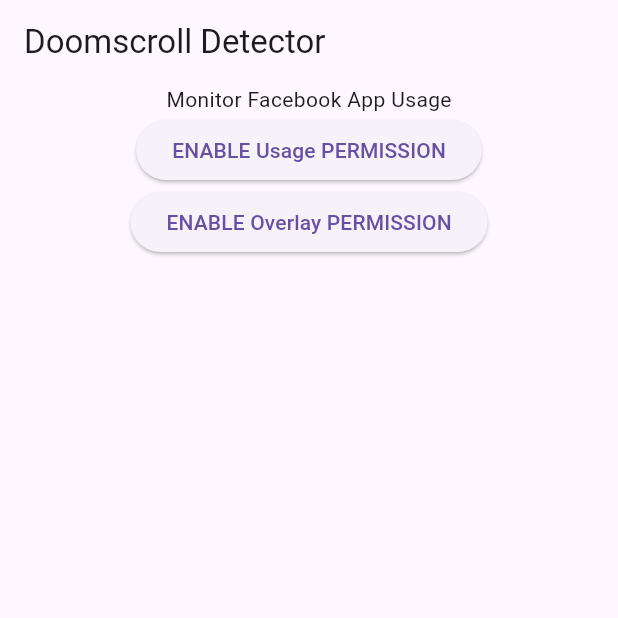
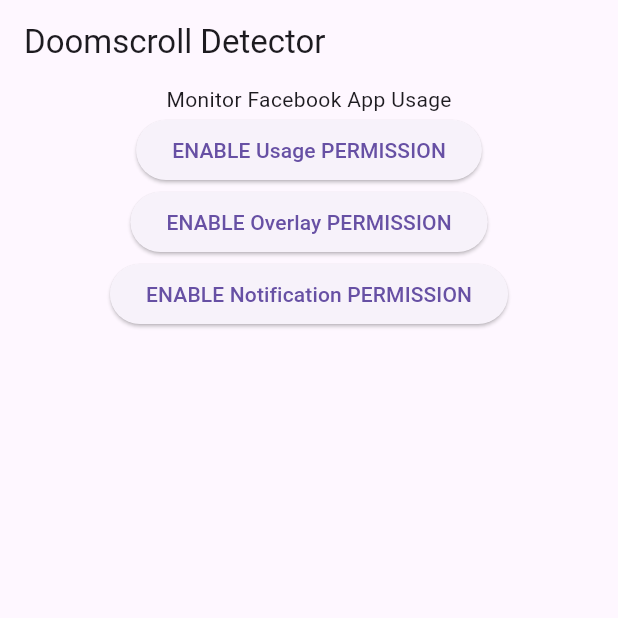
Before and after one commit to spiritoftime/check-app-plugin, a Flutter app: the screen it shows after launch, after a tap on "ENABLE Usage PERMISSION", on a phone screen of 412 x 824 dp, the top half of it. Run offline on Flutter 3.47's test engine with Material 3 defaults, Android fonts, the phone set to English and light mode, and no system bars; our stand-ins replace plugin_platform_interface; missing offline and left inert: flutter_background_service, flutter_background_service_android, overlay_pop_up.

Commit message:
add request notification permission

```diff
--- a/example/lib/background_service/background_service.dart
+++ b/example/lib/background_service/background_service.dart
@@ -17,7 +17,7 @@ Future<void> initializeService() async {
   await service.configure(
       iosConfiguration: IosConfiguration(),
       androidConfiguration:
-          AndroidConfiguration(onStart: onStart, isForegroundMode: true,autoStart: false));
+          AndroidConfiguration(onStart: onStart, isForegroundMode: true));
 
   await service.startService();
 }
--- a/example/lib/main.dart
+++ b/example/lib/main.dart
@@ -11,7 +11,7 @@ Future<void> main() async {
   // setUpServiceLocator();
 
   overlayPopUp();
-  await initializeService();
+  // await initializeService();
   runApp(MyApp());
 }
 
@@ -28,7 +28,7 @@ void overlayPopUp() {
 }
 
 class MyApp extends StatelessWidget {
-   final _checkAppPlugin = CheckappPlugin();
+  final _checkAppPlugin = CheckappPlugin();
 
   @override
   Widget build(BuildContext context) {
@@ -41,14 +41,19 @@ class MyApp extends StatelessWidget {
             const Text("Monitor Facebook App Usage"),
             ElevatedButton(
                 onPressed: () async {
-                   await _checkAppPlugin.requestUsagePermission();
+                  await _checkAppPlugin.getPlatformVersion();
                 },
                 child: const Text("ENABLE Usage PERMISSION")),
-                  ElevatedButton(
+            ElevatedButton(
                 onPressed: () async {
-                   await _checkAppPlugin.requestOverlayPermission();
+                  await _checkAppPlugin.requestOverlayPermission();
                 },
-                child: const Text("ENABLE Overlay PERMISSION"))
+                child: const Text("ENABLE Overlay PERMISSION")),
+            ElevatedButton(
+                onPressed: () async {
+                  await _checkAppPlugin.requestNotificationPermission();
+                },
+                child: const Text("ENABLE Notification PERMISSION"))
           ],
         )),
       ),
```
Also changed, not shown: 2 other files.
